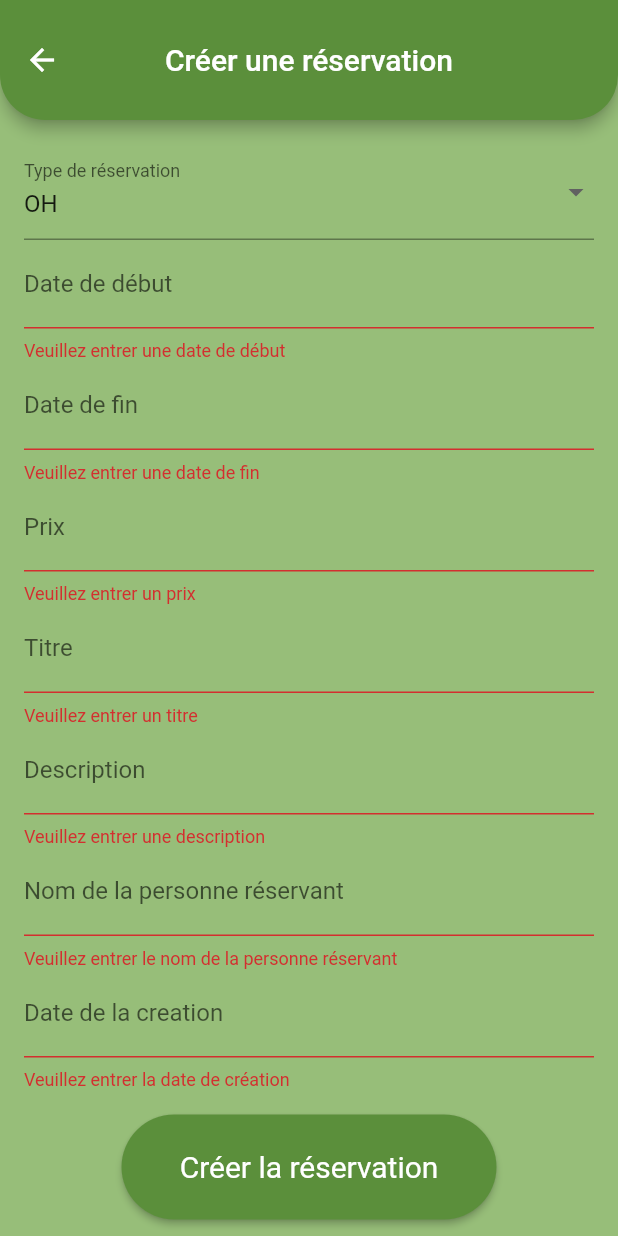
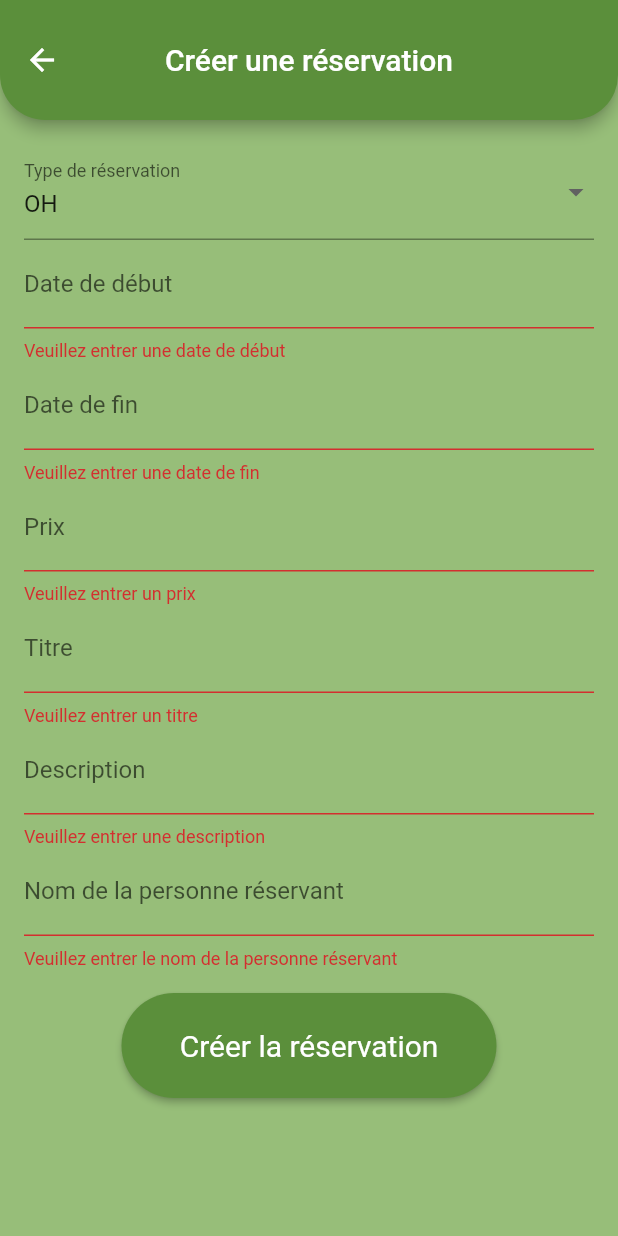
Before and after one commit to bambouzelle/MSPR, a Flutter app: the CreateReservationPage screen opened directly, after a tap on "Créer la réservation", on a phone screen of 412 x 824 dp. Run offline on Flutter 3.47's test engine with Material 2 defaults, Android fonts, the light colour scheme and no system bars; network calls fail.

Commit message:
design interface correction

```diff
--- a/frontend/lib/main.dart
+++ b/frontend/lib/main.dart
@@ -34,23 +34,6 @@ Future<List<Annonces>> fetchAnnonces() async {
   } else {
     throw Exception('Failed to load Reservations');
   }
-}
-
-Future<http.Response> createReservation(String type, String begin_date, String end_date, String pricing,String title,String description) {
-  return http.post(
-    Uri.parse('http://127.0.0.1:8000/reservation/create/'),
-    headers: <String, String>{
-      'Content-Type': 'application/json; charset=UTF-8',
-    },
-    body: jsonEncode(<String, String>{
-      'type':type,
-      'begin_date':begin_date,
-      'end_date':end_date,
-      'pricing': pricing,
-      'title': title,
-      'description':description
-    }),
-  );
 }
 
 class Annonces {
--- a/frontend/lib/screens/create_reservation_page.dart
+++ b/frontend/lib/screens/create_reservation_page.dart
@@ -17,7 +17,6 @@ class _CreateReservationPageState extends State<CreateReservationPage> {
   final _titleController = TextEditingController();
   final _descriptionController = TextEditingController();
   final _roserController = TextEditingController();
-  final _creationDateController = TextEditingController();
 
   String _selectedType = 'OH';
 
@@ -36,7 +35,6 @@ class _CreateReservationPageState extends State<CreateReservationPage> {
           'title': _titleController.text,
           'description': _descriptionController.text,
           'roser': _roserController.text,
-          'creation_date':_creationDateController.text,
         },
       );
       // Handle the response from the server.
@@ -154,18 +152,6 @@ class _CreateReservationPageState extends State<CreateReservationPage> {
                   return null;
                 },
               ),
-              TextFormField(
-                controller: _creationDateController,
-                decoration: const InputDecoration(
-                  labelText: 'Date de la creation',
-                ),
-                validator: (value) {
-                  if (value == null || value.isEmpty) {
-                    return 'Veuillez entrer la date de création';
-                  }
-                  return null;
-                },
-              ),
               const SizedBox(height: 16.0),
               Center(
                 child: ElevatedButton(
```
Also changed, not shown: frontend/lib/screens/account_page.dart (deleted, +0 -73 lines).
